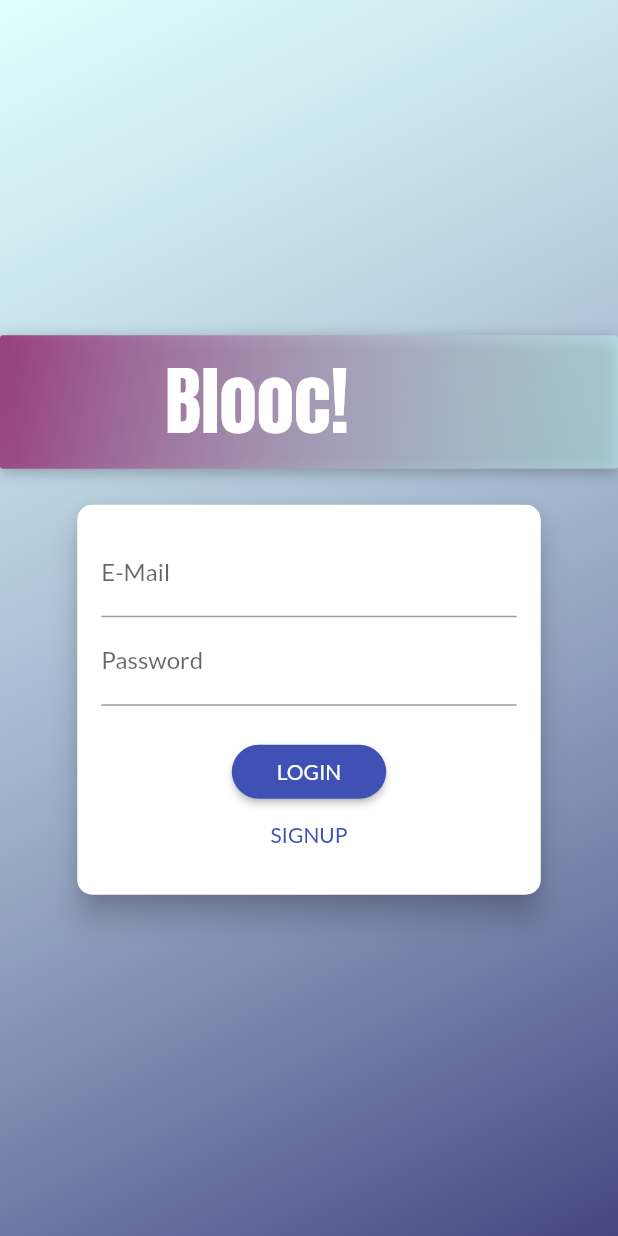
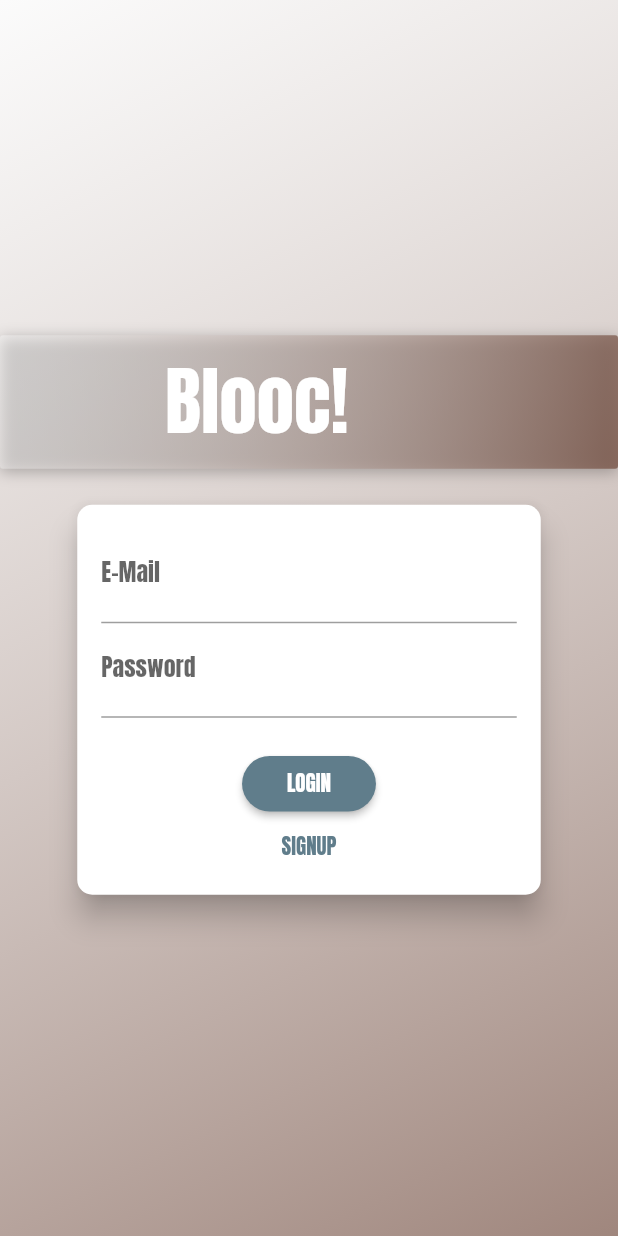
Before and after one commit to OscarHgg/Webshop-App-Udemy-Flutter, a Flutter app: the screen it shows after launch, on a phone screen of 412 x 824 dp. Run offline on Flutter 3.47's test engine with Material 2 defaults, Android fonts, the phone set to English and light mode, and no system bars; our stand-ins replace shared_preferences.

Commit message:
design workover

```diff
--- a/lib/main.dart
+++ b/lib/main.dart
@@ -28,8 +28,13 @@ class MyApp extends StatelessWidget {
         ),
         //climbs up and checks Auth, rebuilds if changed
         ChangeNotifierProxyProvider<Auth, Products>(
-          update: (ctx, auth, oldProducts) => Products(auth.token, auth.userId,
-              oldProducts == null ? [] : oldProducts.items),
+          update: (
+            ctx,
+            auth,
+            oldProducts,
+          ) =>
+              Products(auth.token, auth.userId,
+                  oldProducts == null ? [] : oldProducts.items),
           create: null,
         ),
         ChangeNotifierProvider(
@@ -45,9 +50,35 @@ class MyApp extends StatelessWidget {
         builder: (ctx, auth, _) => MaterialApp(
           title: 'Blooc!',
           theme: ThemeData(
-              primarySwatch: Colors.indigo,
-              accentColor: Colors.teal,
-              fontFamily: 'Lato'),
+            primarySwatch: Colors.blueGrey,
+            accentColor: Colors.brown,
+            backgroundColor: Color(0xFFFCFCFC),
+            appBarTheme: AppBarTheme(
+                backgroundColor: Color(0xFF30292F),
+                elevation: 3.0,
+                textTheme: TextTheme(
+                  bodyText1: TextStyle(
+                    fontSize: 28,
+                    fontWeight: FontWeight.bold,
+                    letterSpacing: 3.0,
+                    fontFamily: 'Anton',
+                  ),
+                  bodyText2: TextStyle(
+                    fontSize: 20,
+                    fontWeight: FontWeight.bold,
+                    letterSpacing: 3.0,
+                    fontFamily: 'Anton',
+                  ),
+                ),),
+            fontFamily: 'Anton',
+            textTheme: TextTheme(
+                headline1:
+                    TextStyle(fontSize: 42.0, fontWeight: FontWeight.bold),
+                headline6:
+                    TextStyle(fontSize: 24.0, fontStyle: FontStyle.italic),
+                bodyText2: TextStyle(fontSize: 14.0, fontFamily: 'Lato')),
+          ),
+
           //check auth
           home: auth.isAuth
               ? ProductsOverviewScreen()
--- a/lib/providers/auth.dart
+++ b/lib/providers/auth.dart
@@ -53,7 +53,9 @@ class Auth with ChangeNotifier {
       _token = responseData['idToken'];
       _userId = responseData['localId'];
       _expDate = DateTime.now().add(Duration(
-        seconds: int.parse(responseData['expiresIn']),
+        seconds: int.parse(
+          responseData['expiresIn'],
+        ),
       ));
       _autoLogout();
       //send token
--- a/lib/screens/auth_screen.dart
+++ b/lib/screens/auth_screen.dart
@@ -23,8 +23,10 @@ class AuthScreen extends StatelessWidget {
             decoration: BoxDecoration(
               gradient: LinearGradient(
                 colors: [
-                  Color.fromRGBO(200, 255, 255, 1).withOpacity(0.5),
-                  Color.fromRGBO(50, 50, 117, 1).withOpacity(0.9),
+                  Theme.of(context).backgroundColor.withOpacity(0.5),
+                  Theme.of(context).accentColor.withOpacity(0.7),
+                  // Color.fromRGBO(200, 255, 255, 1).withOpacity(0.5),
+                  // Color.fromRGBO(50, 50, 117, 1).withOpacity(0.9),
                 ],
                 begin: Alignment.topLeft,
                 end: Alignment.bottomRight,
@@ -55,8 +57,10 @@ class AuthScreen extends StatelessWidget {
                         //color: Colors.deepPurple.shade400,
                         gradient: LinearGradient(
                           colors: [
-                            Color.fromRGBO(150, 50, 117, 1).withOpacity(0.9),
-                            Color.fromRGBO(200, 255, 255, 1).withOpacity(0.5),
+                            Theme.of(context).backgroundColor.withOpacity(0.4),
+                            Theme.of(context).accentColor.withOpacity(0.8),
+                            // Color.fromRGBO(150, 50, 117, 1).withOpacity(0.9),
+                            // Color.fromRGBO(200, 255, 255, 1).withOpacity(0.5),
                           ],
                           begin: Alignment.topLeft,
                           end: Alignment.bottomRight,
@@ -105,7 +109,8 @@ class AuthCard extends StatefulWidget {
   _AuthCardState createState() => _AuthCardState();
 }
 
-class _AuthCardState extends State<AuthCard> {
+class _AuthCardState extends State<AuthCard>
+    with SingleTickerProviderStateMixin {
   final GlobalKey<FormState> _formKey = GlobalKey();
   AuthMode _authMode = AuthMode.Login;
   Map<String, String> _authData = {
@@ -114,6 +119,36 @@ class _AuthCardState extends State<AuthCard> {
   };
   var _isLoading = false;
   final _passwordController = TextEditingController();
+
+  //animation
+  AnimationController _controller;
+  //specify what to animate
+  Animation<Size> _heightAnimation;
+
+  @override
+  void initState() {
+    super.initState();
+
+    _controller = AnimationController(
+      vsync: this,
+      duration: Duration(milliseconds: 300),
+    );
+    _heightAnimation = Tween<Size>(
+            begin: Size(double.infinity, 260), end: Size(double.infinity, 320))
+        .animate(
+      CurvedAnimation(
+        parent: _controller,
+        curve: Curves.fastOutSlowIn,
+      ),
+    );
+    _heightAnimation.addListener(() => setState(() {}));
+  }
+
+  @override
+  void dispose() {
+    super.dispose();
+    _controller.dispose();
+  }
 
   void _showErrorDialog(String message) {
     showDialog(
@@ -190,10 +225,12 @@ class _AuthCardState extends State<AuthCard> {
       setState(() {
         _authMode = AuthMode.Signup;
       });
+      _controller.forward();
     } else {
       setState(() {
         _authMode = AuthMode.Login;
       });
+      _controller.reverse();
     }
   }
 
@@ -206,9 +243,9 @@ class _AuthCardState extends State<AuthCard> {
       ),
       elevation: 8.0,
       child: Container(
-        height: _authMode == AuthMode.Signup ? 380 : 260,
-        constraints:
-            BoxConstraints(minHeight: _authMode == AuthMode.Signup ? 380 : 260),
+        // height: _authMode == AuthMode.Signup ? 320 : 260,
+        height: _heightAnimation.value.height,
+        constraints: BoxConstraints(minHeight: _heightAnimation.value.height),
         width: deviceSize.width * 0.75,
         padding: EdgeInsets.all(16.0),
         child: Form(
--- a/lib/screens/orders_screen.dart
+++ b/lib/screens/orders_screen.dart
@@ -32,7 +32,9 @@ class _OrdersScreenState extends State<OrdersScreen> {
 
     return Scaffold(
         appBar: AppBar(
-          title: Text('Orders'),
+          title: Text('print(orders.toList());',
+              style: Theme.of(context).appBarTheme.textTheme.bodyText2),
+          toolbarHeight: 75.0,
         ),
         drawer: AppDrawer(),
         //checking connection state
--- a/lib/screens/product_detail_screen.dart
+++ b/lib/screens/product_detail_screen.dart
@@ -21,7 +21,9 @@ class ProductDetailScreen extends StatelessWidget {
 
     return Scaffold(
       appBar: AppBar(
-        title: Text(loadedProduct.title),
+        title: Text("print(" + loadedProduct.title + ");",
+            style: Theme.of(context).appBarTheme.textTheme.bodyText2, softWrap: true,),
+        toolbarHeight: 75.0,
       ),
       body: SingleChildScrollView(
         child: Column(
--- a/lib/screens/user_products_screen.dart
+++ b/lib/screens/user_products_screen.dart
@@ -26,7 +26,7 @@ class UserProductsScreen extends StatelessWidget {
     return Scaffold(
         drawer: AppDrawer(),
         appBar: AppBar(
-          title: const Text('Manage products'),
+          title: Text('products.put() {', style: Theme.of(context).appBarTheme.textTheme.bodyText2),
           actions: [
             IconButton(
               icon: const Icon(Icons.add),
@@ -35,6 +35,7 @@ class UserProductsScreen extends StatelessWidget {
               },
             ),
           ],
+          toolbarHeight: 75.0,
         ),
         body: FutureBuilder(
             future: _refreshProducts(context),
--- a/lib/widgets/app_drawer.dart
+++ b/lib/widgets/app_drawer.dart
@@ -11,8 +11,10 @@ class AppDrawer extends StatelessWidget {
         child: Column(
       children: [
         AppBar(
-          title: Text('App Drawer'),
+          title: Text('switch() {',
+              style: Theme.of(context).appBarTheme.textTheme.bodyText1),
           automaticallyImplyLeading: false,
+          toolbarHeight: 75.0,
         ),
         Divider(),
         ListTile(
```
Also changed, not shown: lib/screens/products_overview_screen.dart (+5 -3 lines).
